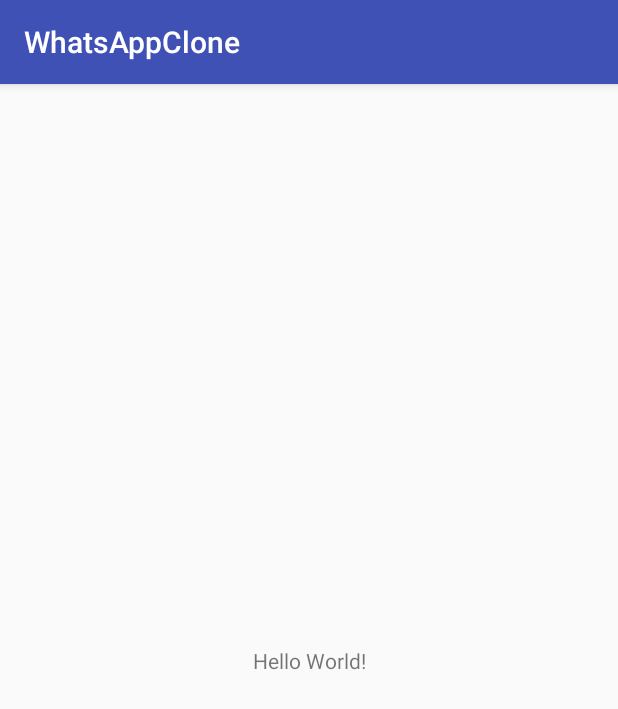
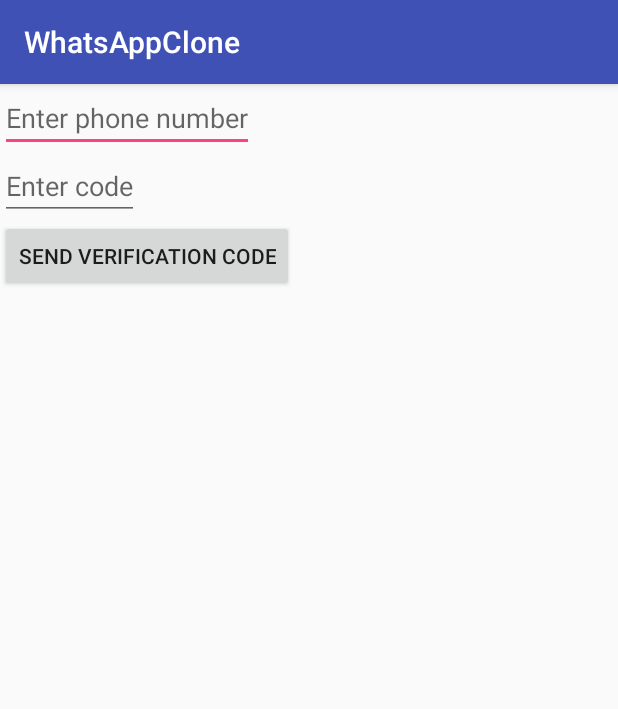
Before and after one commit to pedrorau/WAppClone, an Android app: the screen it shows after launch (MainActivity), on a phone screen of 412 x 824 dp. Shown: the top 709 px of the screen. Run offline under Robolectric (Android 15) with nearby library versions, the phone set to English and light mode, and no system bars.

Commit message:
Security Update

```diff
--- a/app/src/main/res/layout/activity_main.xml
+++ b/app/src/main/res/layout/activity_main.xml
@@ -1,18 +1,28 @@
 <?xml version="1.0" encoding="utf-8"?>
-<android.support.constraint.ConstraintLayout xmlns:android="http://schemas.android.com/apk/res/android"
-    xmlns:app="http://schemas.android.com/apk/res-auto"
+<LinearLayout xmlns:app="http://schemas.android.com/apk/res-auto"
     xmlns:tools="http://schemas.android.com/tools"
+    xmlns:android="http://schemas.android.com/apk/res/android"
     android:layout_width="match_parent"
     android:layout_height="match_parent"
-    tools:context=".MainActivity">
+    tools:context=".MainActivity"
+    android:orientation="vertical">
 
-    <TextView
+    <EditText
         android:layout_width="wrap_content"
         android:layout_height="wrap_content"
-        android:text="Hello World!"
-        app:layout_constraintBottom_toBottomOf="parent"
-        app:layout_constraintLeft_toLeftOf="parent"
-        app:layout_constraintRight_toRightOf="parent"
-        app:layout_constraintTop_toTopOf="parent" />
+        android:hint="Enter phone number"
+        android:id="@+id/phoneNumber"/>
 
-</android.support.constraint.ConstraintLayout>
+    <EditText
+        android:layout_width="wrap_content"
+        android:layout_height="wrap_content"
+        android:hint="Enter code"
+        android:id="@+id/code"/>
+
+    <Button
+        android:layout_width="wrap_content"
+        android:layout_height="wrap_content"
+        android:text="Send Verification Code"
+        android:id="@+id/verify"/>
+
+</LinearLayout>
```
Also changed, not shown: 1 other file.
